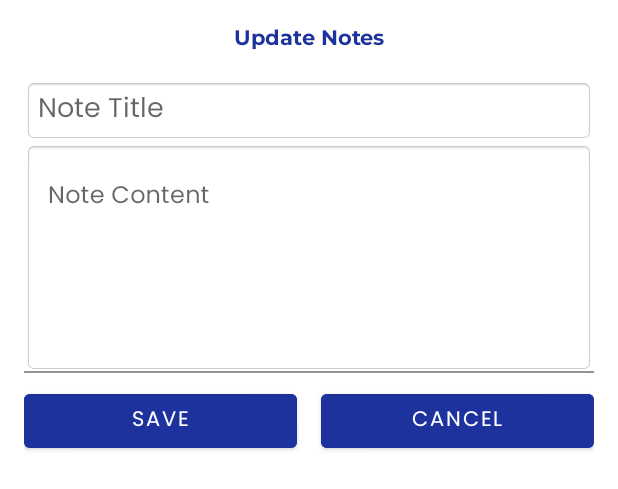
After one commit to nkkdstrj/RC-Student-Diary, an Android app: the layout edit_note_dialog.xml on its own in the app's theme, with its tools: preview values and no code run, on a phone screen of 412 x 824 dp. The commit adds this screen. Shown: the top 489 px of the screen. Run offline under Robolectric (Android 15) with nearby library versions, the phone set to English and light mode, and no system bars.

Commit message:
NOTE COMMIT

```diff
--- /dev/null
+++ b/app/src/main/res/layout/edit_note_dialog.xml
@@ -0,0 +1,98 @@
+<?xml version="1.0" encoding="utf-8"?>
+<androidx.constraintlayout.widget.ConstraintLayout xmlns:android="http://schemas.android.com/apk/res/android"
+    xmlns:app="http://schemas.android.com/apk/res-auto"
+    xmlns:tools="http://schemas.android.com/tools"
+    android:layout_width="match_parent"
+    android:layout_height="match_parent"
+    android:background="@android:color/transparent"
+    android:padding="16dp">
+
+    <TextView
+        android:id="@+id/textView11"
+        android:layout_width="wrap_content"
+        android:layout_height="wrap_content"
+        android:layout_centerHorizontal="true"
+        android:fontFamily="@font/montserrat_bold"
+        android:text="Update Notes"
+        android:textColor="#1e329d"
+        android:textSize="14sp"
+        app:layout_constraintEnd_toEndOf="parent"
+        app:layout_constraintStart_toStartOf="parent"
+        app:layout_constraintTop_toTopOf="parent" />
+
+    <EditText
+        android:id="@+id/noteTitle"
+        android:layout_width="0dp"
+        android:layout_height="wrap_content"
+        android:layout_marginTop="16dp"
+        android:background="@android:drawable/editbox_background_normal"
+        android:fontFamily="@font/poppins"
+        android:hint="Note Title"
+        android:layout_marginBottom="8dp"
+        android:gravity="start"
+        android:inputType="text"
+        app:layout_constraintEnd_toEndOf="parent"
+        app:layout_constraintStart_toStartOf="parent"
+        app:layout_constraintTop_toBottomOf="@id/textView11"
+        tools:ignore="LabelFor" />
+
+    <com.google.android.material.textfield.TextInputLayout
+        android:id="@+id/textInputLayout"
+        android:layout_width="0dp"
+        android:layout_height="wrap_content"
+        app:boxStrokeColor="#1e329d"
+        app:endIconTint="#1e329d"
+        app:hintTextColor="#1e329d"
+        app:layout_constraintEnd_toEndOf="parent"
+        app:layout_constraintStart_toStartOf="parent"
+        app:layout_constraintTop_toBottomOf="@id/noteTitle"
+        app:startIconTint="#1e329d">
+
+        <com.google.android.material.textfield.TextInputEditText
+            android:id="@+id/editTextNote"
+            android:layout_width="match_parent"
+            android:layout_height="wrap_content"
+            android:background="@android:drawable/editbox_background_normal"
+            android:fontFamily="@font/poppins"
+            android:gravity="start"
+            android:hint="Note Content"
+            android:inputType="textMultiLine"
+            android:minLines="5"
+            android:scrollbars="vertical"
+            tools:ignore="LabelFor" />
+
+    </com.google.android.material.textfield.TextInputLayout>
+
+    <LinearLayout
+        android:layout_width="match_parent"
+        android:layout_height="wrap_content"
+        android:layout_marginTop="8dp"
+        android:orientation="horizontal"
+        app:layout_constraintEnd_toEndOf="parent"
+        app:layout_constraintStart_toStartOf="parent"
+        app:layout_constraintTop_toBottomOf="@+id/textInputLayout">
+
+        <Button
+            android:id="@+id/dialog_save"
+            android:layout_width="0dp"
+            android:layout_height="wrap_content"
+            android:layout_weight="1"
+            android:backgroundTint="#1e329d"
+            android:fontFamily="@font/poppins"
+            android:text="Save" />
+
+        <Space
+            android:layout_width="16dp"
+            android:layout_height="1dp" />
+
+        <Button
+            android:id="@+id/dialog_cancel"
+            android:layout_width="0dp"
+            android:layout_height="wrap_content"
+            android:layout_weight="1"
+            android:backgroundTint="#1e329d"
+            android:fontFamily="@font/poppins"
+            android:text="Cancel" />
+    </LinearLayout>
+
+</androidx.constraintlayout.widget.ConstraintLayout>
--- a/app/src/main/res/layout/fragment_note.xml
+++ b/app/src/main/res/layout/fragment_note.xml
@@ -23,6 +23,7 @@
             app:layout_constraintTop_toTopOf="parent" />
 
         <androidx.recyclerview.widget.RecyclerView
+            android:id="@+id/noteRecyclerView"
             android:layout_width="404dp"
             android:layout_height="663dp"
             app:layout_constraintBottom_toBottomOf="parent"
```
Also changed, not shown: app/src/main/java/com/rcdiarycollegedept/rcstudentdiary/Note.java (added, +41 -0 lines), app/src/main/java/com/rcdiarycollegedept/rcstudentdiary/NoteAdapter.java (added, +67 -0 lines), app/src/main/java/com/rcdiarycollegedept/rcstudentdiary/NoteFragment.java (+132 -6 lines), app/src/main/res/layout/note_item.xml (added, +28 -0 lines).
